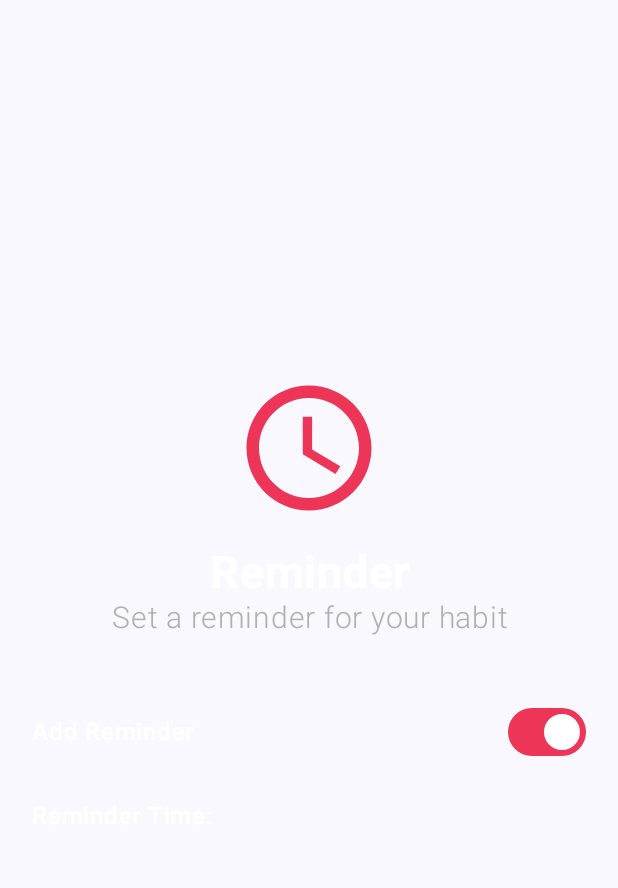
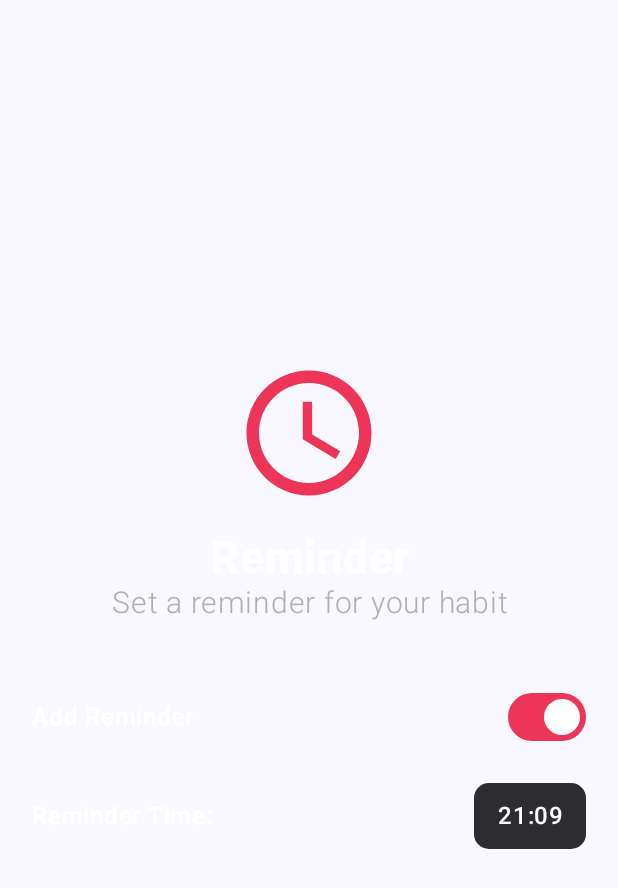
Before and after one commit to Kami-Software/Sun-Android, an Android app built with Jetpack Compose: the composable SixthPageContent shown on its own in the app's theme, on a phone screen of 412 x 824 dp. Shown: the top 888 px of the screen. Run offline under Robolectric (Android 15) with nearby library versions, the phone set to English and light mode, and no system bars; libraries missing offline, so code that uses them is left out: androidx.emoji2.emojipicker, com.vsnappy1.timepicker.

Commit message:
Edit: SixthPageContent Time Picker

```diff
--- a/app/build.gradle.kts
+++ b/app/build.gradle.kts
@@ -69,9 +69,8 @@ dependencies {
     implementation("androidx.emoji2:emoji2:1.5.0")
     implementation(libs.androidx.emoji2.emojipicker)
 ///Time Picker
-    implementation("com.chargemap.compose:numberpicker:1.0.5")
 
-
+    implementation ("com.github.vsnappy1:ComposeDatePicker:2.2.0")
 
     testImplementation(libs.junit)
     androidTestImplementation(libs.androidx.junit)
--- a/app/src/main/java/com/example/sun_android/sun/presentation/components/SixthPageContent.kt
+++ b/app/src/main/java/com/example/sun_android/sun/presentation/components/SixthPageContent.kt
@@ -1,16 +1,23 @@
 package com.example.sun_android.sun.presentation.components
 
 import android.widget.TimePicker
+import androidx.compose.foundation.background
+import androidx.compose.foundation.clickable
 import androidx.compose.foundation.layout.Arrangement
+import androidx.compose.foundation.layout.Box
 import androidx.compose.foundation.layout.Column
 import androidx.compose.foundation.layout.Row
 import androidx.compose.foundation.layout.fillMaxSize
 import androidx.compose.foundation.layout.fillMaxWidth
+import androidx.compose.foundation.layout.height
 import androidx.compose.foundation.layout.padding
 import androidx.compose.foundation.layout.size
+import androidx.compose.foundation.layout.width
+import androidx.compose.foundation.shape.RoundedCornerShape
 import androidx.compose.material.icons.Icons
 import androidx.compose.material.icons.outlined.AccessTime
 import androidx.compose.material.icons.outlined.EventRepeat
+import androidx.compose.material3.AlertDialog
 import androidx.compose.material3.Icon
 import androidx.compose.material3.Switch
 import androidx.compose.material3.SwitchDefaults
@@ -24,18 +31,25 @@ import androidx.compose.runtime.setValue
 import androidx.compose.ui.Alignment
 import androidx.compose.ui.Modifier
 import androidx.compose.ui.graphics.Color
+import androidx.compose.ui.text.TextStyle
 import androidx.compose.ui.text.font.FontWeight
 import androidx.compose.ui.text.style.TextAlign
 import androidx.compose.ui.tooling.preview.Preview
 import androidx.compose.ui.unit.dp
 import androidx.compose.ui.unit.sp
+import androidx.compose.ui.viewinterop.AndroidView
+import androidx.emoji2.emojipicker.EmojiPickerView
+import androidx.emoji2.emojipicker.EmojiViewItem
+import com.vsnappy1.timepicker.enums.MinuteGap
+import com.vsnappy1.timepicker.ui.model.TimePickerConfiguration
 
 
 @Composable
 fun SixthPageContent() {
     var checked by remember { mutableStateOf(true) }
-    var selectedHour by remember { mutableStateOf(0) }
-    var selectedMinute by remember { mutableStateOf(0) }
+    var selectedHour by remember { mutableStateOf(21) }
+    var selectedMinute by remember { mutableStateOf(9) }
+    var showDialog by remember { mutableStateOf(false) }
     Column(
         modifier = Modifier
             .fillMaxSize()
@@ -94,7 +108,7 @@ fun SixthPageContent() {
                 )
             )
         }
-        if (checked){
+        if (checked) {
             Row(
                 modifier = Modifier
                     .padding(bottom = 20.dp)
@@ -111,11 +125,45 @@ fun SixthPageContent() {
                     textAlign = TextAlign.Start,
                     modifier = Modifier.weight(1f)
                 )
-
-
+                Box(
+                    modifier = Modifier
+                        .background(Color(0xFF2D2D31), RoundedCornerShape(10.dp))
+                        .padding(horizontal = 15.dp, vertical = 10.dp)
+                        .clickable { showDialog = true },
+                    contentAlignment = Alignment.Center
+                ) {
+                    Text(
+                        text = String.format("%02d:%02d", selectedHour, selectedMinute),
+                        fontSize = 16.sp,
+                        fontWeight = FontWeight.Medium,
+                        color = Color.White,
+                        textAlign = TextAlign.Center
+                    )
+                }
             }
         }
 
+    }
+    if (showDialog) {
+        AlertDialog(
+            containerColor = Color(0xFF201e1e),
+            onDismissRequest = { showDialog = false },
+            text = {
+                com.vsnappy1.timepicker.TimePicker(
+                    onTimeSelected = { hour, minute ->
+                        selectedHour = hour
+                        selectedMinute = minute
+                    },
+                    is24Hour = true,
+                    minuteGap = MinuteGap.FIVE,
+                    configuration = TimePickerConfiguration.Builder()
+                        .numberOfTimeRowsDisplayed(count = 5).selectedTimeTextStyle(TextStyle(Color.White))
+                        .selectedTimeScaleFactor(scaleFactor = 1.4f).timeTextStyle(TextStyle(Color.Gray)).
+                        .build()
+                )
+            },
+            confirmButton = {}
+        )
     }
 }
 
--- a/gradle/libs.versions.toml
+++ b/gradle/libs.versions.toml
@@ -1,5 +1,5 @@
 [versions]
-agp = "8.5.2"
+agp = "8.6.0"
 composedatepicker = "2.2.0"
 kotlin = "1.9.0"
 coreKtx = "1.13.1"
--- a/settings.gradle.kts
+++ b/settings.gradle.kts
@@ -1,3 +1,5 @@
+import java.net.URI
+
 pluginManagement {
     repositories {
         google {
@@ -16,6 +18,8 @@ dependencyResolutionManagement {
     repositories {
         google()
         mavenCentral()
+        maven { url = URI("https://jitpack.io")}
+
     }
 }
 
```
